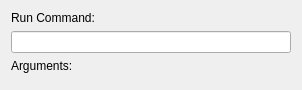
First picture: the form in Settings/bindingsGui/RunCommand_cfg.ui, repository GuLinux/Touche, before the edit.
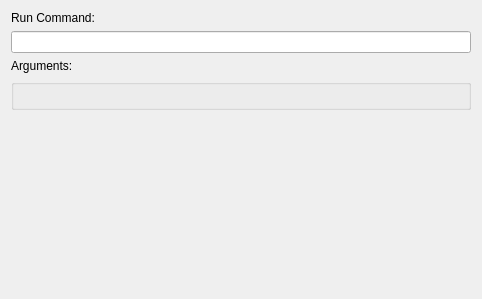
Second picture: the form after the edit. Custom widgets are drawn as their Qt base class.

Commit message: Removed QStringListEdit, replaced with KDE native widget

The edit to the form file:
```diff
--- a/Settings/bindingsGui/RunCommand_cfg.ui
+++ b/Settings/bindingsGui/RunCommand_cfg.ui
@@ -6,8 +6,8 @@
    <rect>
     <x>0</x>
     <y>0</y>
-    <width>302</width>
-    <height>76</height>
+    <width>482</width>
+    <height>299</height>
    </rect>
   </property>
   <property name="windowTitle">
@@ -32,7 +32,7 @@
     </widget>
    </item>
    <item>
-    <widget class="QStringListEdit" name="cfg_Arguments" native="true"/>
+    <widget class="KEditListBox" name="cfg_Arguments_Widget"/>
    </item>
    <item>
     <spacer name="verticalSpacer">
@@ -51,9 +51,9 @@
  </widget>
  <customwidgets>
   <customwidget>
-   <class>QStringListEdit</class>
-   <extends>QWidget</extends>
-   <header>bindingsGui/qstringlistedit.h</header>
+   <class>KEditListBox</class>
+   <extends>QGroupBox</extends>
+   <header>keditlistbox.h</header>
   </customwidget>
  </customwidgets>
  <resources/>
```
The commit also changes 8 other files.
